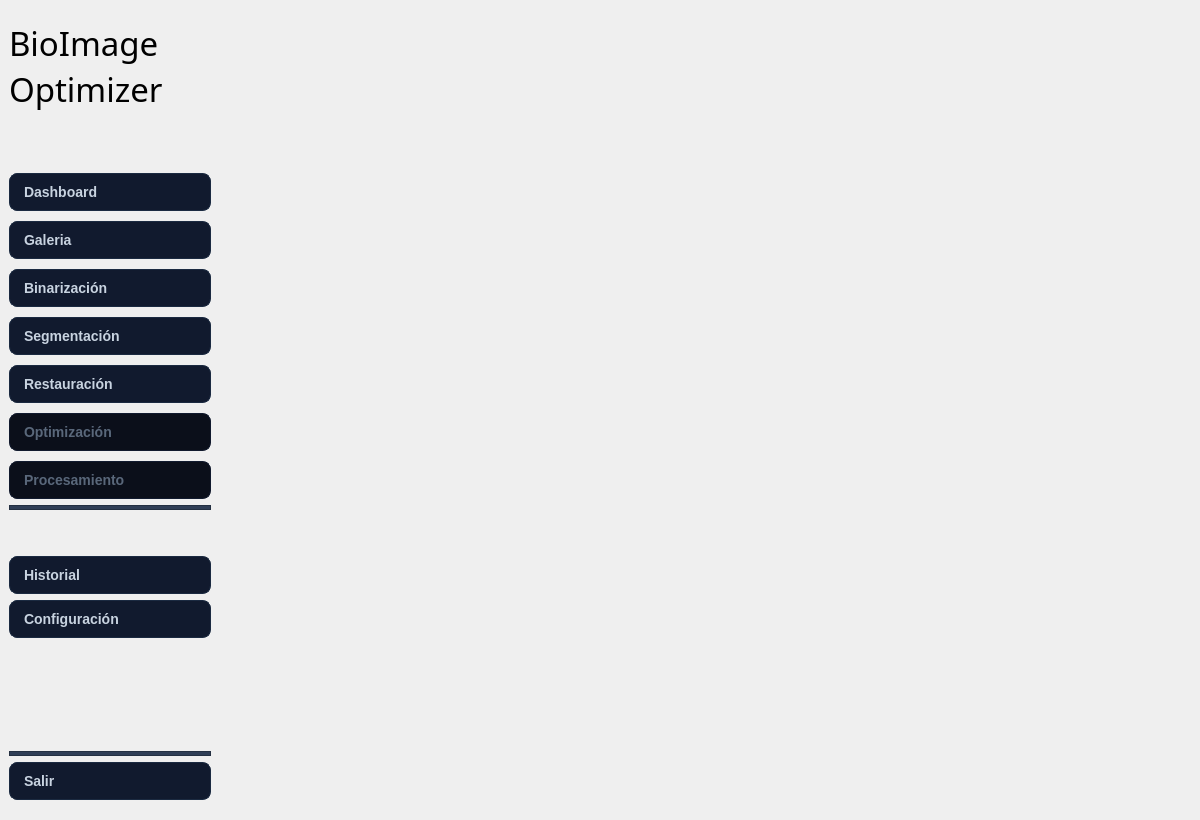
Old version of the form ui/MainWindow.ui in the repository DemonSlayer5768/BioImageOptimizer.
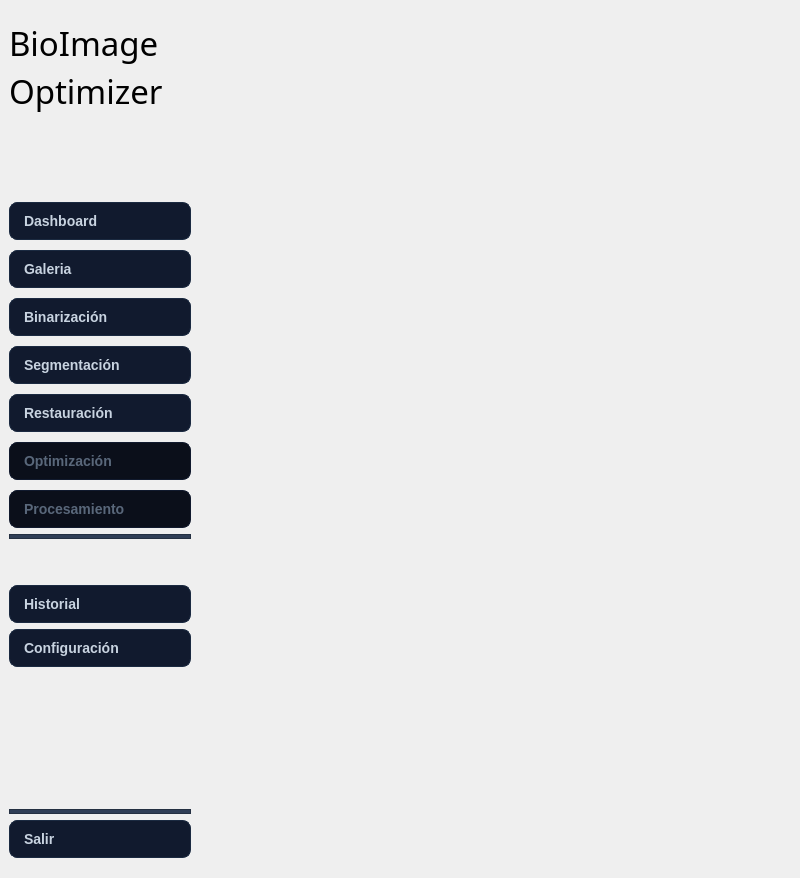
New version of the form. The open tabs and pages were chosen to show the change. Icons and pictures are not drawn.

Diff of the .ui file:
```diff
--- a/ui/MainWindow.ui
+++ b/ui/MainWindow.ui
@@ -6,20 +6,20 @@
    <rect>
     <x>0</x>
     <y>0</y>
-    <width>1200</width>
-    <height>820</height>
+    <width>800</width>
+    <height>878</height>
    </rect>
   </property>
+  <property name="minimumSize">
+   <size>
+    <width>800</width>
+    <height>600</height>
+   </size>
+  </property>
   <property name="windowTitle">
    <string>MainWindow</string>
   </property>
   <widget class="QWidget" name="centralwidget">
-   <property name="minimumSize">
-    <size>
-     <width>1200</width>
-     <height>800</height>
-    </size>
-   </property>
    <property name="layoutDirection">
     <enum>Qt::LayoutDirection::LeftToRight</enum>
    </property>
@@ -43,7 +43,7 @@
      <widget class="QFrame" name="frame_sideBar">
       <property name="minimumSize">
        <size>
-        <width>220</width>
+        <width>200</width>
         <height>0</height>
        </size>
       </property>
@@ -709,7 +709,7 @@
        <bool>true</bool>
       </property>
       <property name="sizePolicy">
-       <sizepolicy hsizetype="Expanding" vsizetype="Expanding">
+       <sizepolicy hsizetype="Preferred" vsizetype="Preferred">
         <horstretch>0</horstretch>
         <verstretch>0</verstretch>
        </sizepolicy>
@@ -739,12 +739,6 @@
          <verstretch>0</verstretch>
         </sizepolicy>
        </property>
-       <property name="minimumSize">
-        <size>
-         <width>900</width>
-         <height>820</height>
-        </size>
-       </property>
        <property name="maximumSize">
         <size>
          <width>16777215</width>
```
Left out of the diff: 2 changed lines with no effect on the pictures.
